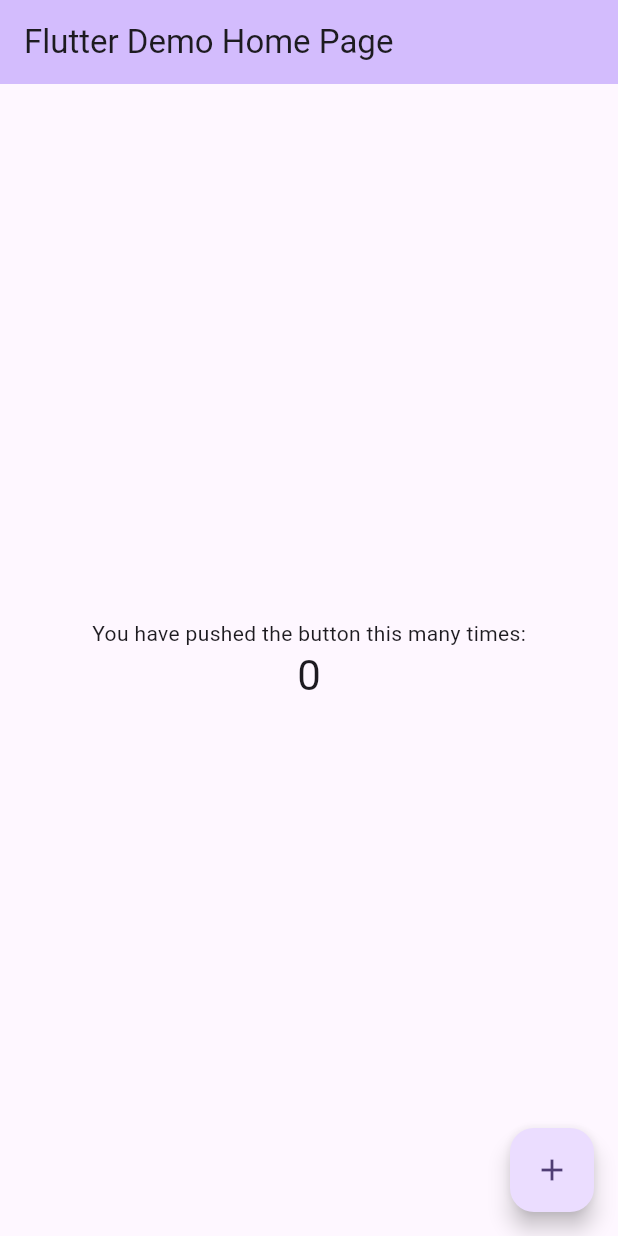
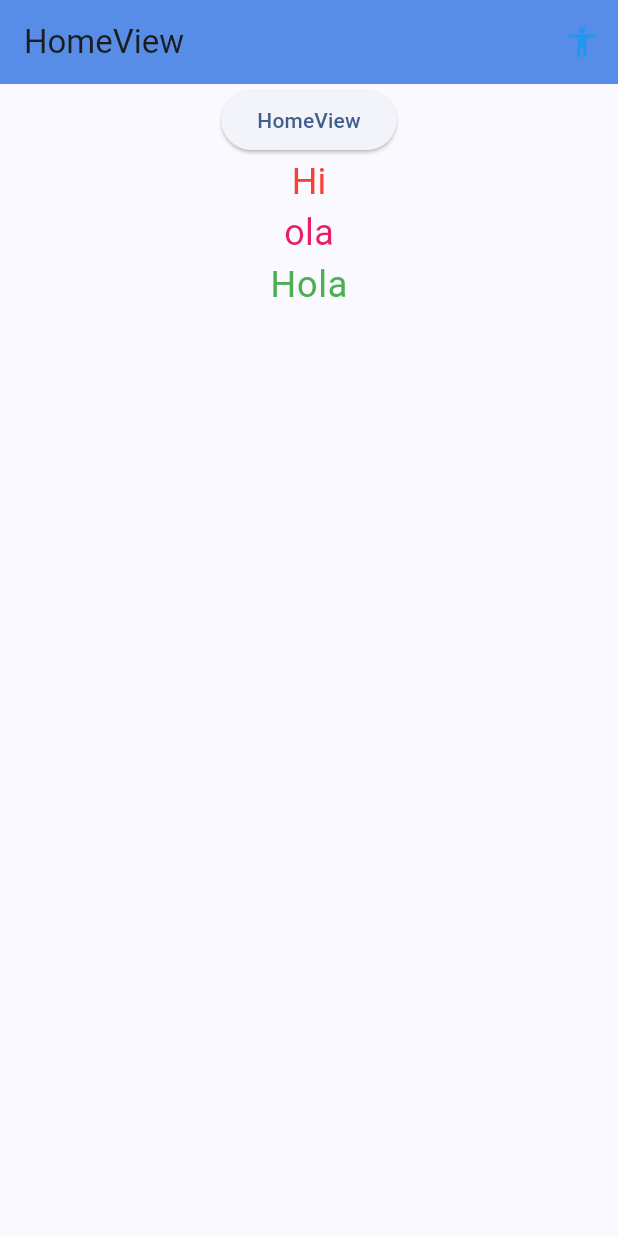
Before and after one commit to lSeth3/proyecto_base, a Flutter app: the screen it shows after launch, on a phone screen of 412 x 824 dp. Run offline on Flutter 3.47's test engine with Material 2 defaults, Android fonts, the phone set to English and light mode, and no system bars; our stand-ins replace go_router.

```diff
--- a/lib/app/config/router/app_router.dart
+++ b/lib/app/config/router/app_router.dart
@@ -0,0 +1,12 @@
+import 'package:go_router/go_router.dart';
+import '../../presentation/views/home_view/home_view.dart';
+
+
+final appRouter = GoRouter(
+  routes: [
+    GoRoute(
+      path: '/',
+      builder: (context, state) => const HomeView(),
+    )
+  ],
+);
--- a/lib/app/config/theme/app_theme.dart
+++ b/lib/app/config/theme/app_theme.dart
@@ -0,0 +1,53 @@
+import 'package:flutter/material.dart';
+
+const Color _customColor = Color(0xFF588DE7);
+
+const List<Color> _colorTheme=
+[
+  _customColor,
+  Color(0xFFFFFFFF),
+  Color(0xFFE86257),
+  Color(0xFFE8D35B),
+  Color(0xFF000000),
+];
+
+class AppTheme{
+  final int selectedThemeColor;
+  AppTheme({
+    this.selectedThemeColor = 0
+  }):assert(selectedThemeColor >= 0 && selectedThemeColor < _colorTheme.length);
+
+  ThemeData theme(){
+    return ThemeData(
+      useMaterial3: true,
+      colorSchemeSeed: _colorTheme[selectedThemeColor],
+      appBarTheme: AppBarTheme(
+          color: _colorTheme[selectedThemeColor],
+      ),
+      textTheme: const TextTheme(
+        titleSmall: TextStyle(
+          fontSize: 24,
+          fontWeight: FontWeight.w400,
+          color: Colors.red,
+          fontFamily: 'Roboto',
+        ),
+        bodyMedium: TextStyle(
+          fontSize: 24,
+          fontWeight: FontWeight.w400,
+          color: Colors.pink,
+          fontFamily: 'Roboto',
+        ),
+        bodyLarge: TextStyle(
+          fontSize: 24,
+          fontWeight: FontWeight.w400,
+          color: Colors.green,
+          fontFamily: 'Roboto',
+        ),
+
+
+      ),
+    );
+  }
+
+
+}
--- a/lib/app/presentation/app.dart
+++ b/lib/app/presentation/app.dart
@@ -0,0 +1,16 @@
+import'package:flutter/material.dart';
+import '../config/router/app_router.dart';
+import '../config/theme/app_theme.dart';
+
+class App extends StatelessWidget{
+  const App({super.key});
+
+  @override
+  Widget build(BuildContext context) {
+    return MaterialApp.router(
+      debugShowCheckedModeBanner: false,
+      theme: AppTheme().theme(),
+      routerConfig: appRouter,
+  );
+  }
+}
--- /dev/null
+++ b/lib/app/presentation/config/router/app_router.dart
@@ -0,0 +1 @@
+// TODO Implement this library.
--- /dev/null
+++ b/lib/app/presentation/config/theme/app_theme.dart
@@ -0,0 +1 @@
+// TODO Implement this library.
--- a/lib/app/presentation/views/home_view/home_view.dart
+++ b/lib/app/presentation/views/home_view/home_view.dart
@@ -0,0 +1,31 @@
+import 'package:flutter/material.dart';
+
+class HomeView extends StatelessWidget{
+  const HomeView({super.key});
+  static const String name = 'home_view';
+
+  @override
+  Widget build(BuildContext context) {
+    return Scaffold(
+      appBar: AppBar(
+        title: const Text('HomeView'),
+        actions: [
+          IconButton(
+              onPressed: (){},
+              icon: const Icon(Icons.accessibility,
+                color: Colors.blue,))
+        ],
+      ),
+      body: Center(
+        child: Column(
+          children: [
+            ElevatedButton(onPressed: (){},
+                child: const Text('HomeView')),
+            Text ('Hi',style:Theme.of(context).textTheme.titleSmall),
+            Text ('ola',style:Theme.of(context).textTheme.bodyMedium),
+            Text ('Hola',style:Theme.of(context).textTheme.bodyLarge),
+          ],
+        ) ),
+    );
+  }
+}
--- /dev/null
+++ b/lib/app/presentation/views/views_links.dart
@@ -0,0 +1,2 @@
+export 'package:proyecto_base/app/presentation/views/app_theme/app_theme_view.dart';
+export 'package:flutter/material.dart';
--- a/lib/main.dart
+++ b/lib/main.dart
@@ -1,125 +1,6 @@
 import 'package:flutter/material.dart';
+import 'app/presentation/app.dart';
 
 void main() {
-  runApp(const MyApp());
+  runApp(const App());
 }
-
-class MyApp extends StatelessWidget {
-  const MyApp({super.key});
-
-  // This widget is the root of your application.
-  @override
-  Widget build(BuildContext context) {
-    return MaterialApp(
-      title: 'Flutter Demo',
-      theme: ThemeData(
-        // This is the theme of your application.
-        //
-        // TRY THIS: Try running your application with "flutter run". You'll see
-        // the application has a blue toolbar. Then, without quitting the app,
-        // try changing the seedColor in the colorScheme below to Colors.green
-        // and then invoke "hot reload" (save your changes or press the "hot
-        // reload" button in a Flutter-supported IDE, or press "r" if you used
-        // the command line to start the app).
-        //
-        // Notice that the counter didn't reset back to zero; the application
-        // state is not lost during the reload. To reset the state, use hot
-        // restart instead.
-        //
-        // This works for code too, not just values: Most code changes can be
-        // tested with just a hot reload.
-        colorScheme: ColorScheme.fromSeed(seedColor: Colors.deepPurple),
-        useMaterial3: true,
-      ),
-      home: const MyHomePage(title: 'Flutter Demo Home Page'),
-    );
-  }
-}
-
-class MyHomePage extends StatefulWidget {
-  const MyHomePage({super.key, required this.title});
-
-  // This widget is the home page of your application. It is stateful, meaning
-  // that it has a State object (defined below) that contains fields that affect
-  // how it looks.
-
-  // This class is the configuration for the state. It holds the values (in this
-  // case the title) provided by the parent (in this case the App widget) and
-  // used by the build method of the State. Fields in a Widget subclass are
-  // always marked "final".
-
-  final String title;
-
-  @override
-  State<MyHomePage> createState() => _MyHomePageState();
-}
-
-class _MyHomePageState extends State<MyHomePage> {
-  int _counter = 0;
-
-  void _incrementCounter() {
-    setState(() {
-      // This call to setState tells the Flutter framework that something has
-      // changed in this State, which causes it to rerun the build method below
-      // so that the display can reflect the updated values. If we changed
-      // _counter without calling setState(), then the build method would not be
-      // called again, and so nothing would appear to happen.
-      _counter++;
-    });
-  }
-
-  @override
-  Widget build(BuildContext context) {
-    // This method is rerun every time setState is called, for instance as done
-    // by the _incrementCounter method above.
-    //
-    // The Flutter framework has been optimized to make rerunning build methods
-    // fast, so that you can just rebuild anything that needs updating rather
-    // than having to individually change instances of widgets.
-    return Scaffold(
-      appBar: AppBar(
-        // TRY THIS: Try changing the color here to a specific color (to
-        // Colors.amber, perhaps?) and trigger a hot reload to see the AppBar
-        // change color while the other colors stay the same.
-        backgroundColor: Theme.of(context).colorScheme.inversePrimary,
-        // Here we take the value from the MyHomePage object that was created by
-        // the App.build method, and use it to set our appbar title.
-        title: Text(widget.title),
-      ),
-      body: Center(
-        // Center is a layout widget. It takes a single child and positions it
-        // in the middle of the parent.
-        child: Column(
-          // Column is also a layout widget. It takes a list of children and
-          // arranges them vertically. By default, it sizes itself to fit its
-          // children horizontally, and tries to be as tall as its parent.
-          //
-          // Column has various properties to control how it sizes itself and
-          // how it positions its children. Here we use mainAxisAlignment to
-          // center the children vertically; the main axis here is the vertical
-          // axis because Columns are vertical (the cross axis would be
-          // horizontal).
-          //
-          // TRY THIS: Invoke "debug painting" (choose the "Toggle Debug Paint"
-          // action in the IDE, or press "p" in the console), to see the
-          // wireframe for each widget.
-          mainAxisAlignment: MainAxisAlignment.center,
-          children: <Widget>[
-            const Text(
-              'You have pushed the button this many times:',
-            ),
-            Text(
-              '$_counter',
-              style: Theme.of(context).textTheme.headlineMedium,
-            ),
-          ],
-        ),
-      ),
-      floatingActionButton: FloatingActionButton(
-        onPressed: _incrementCounter,
-        tooltip: 'Increment',
-        child: const Icon(Icons.add),
-      ), // This trailing comma makes auto-formatting nicer for build methods.
-    );
-  }
-}
--- a/pubspec.yaml
+++ b/pubspec.yaml
@@ -38,7 +38,7 @@ dependencies:
   bloc: ^8.1.2
   flutter_bloc: ^8.1.3
   equatable: ^2.0.5
-  go_router: ^12.1.0
+  go_router: ^12.1.1
   flutter_dotenv: ^5.1.0
 
 dev_dependencies:
```
Also changed, not shown: lib/app/presentation/views/app_theme/app_theme_view.dart (added), pubspec.lock.
